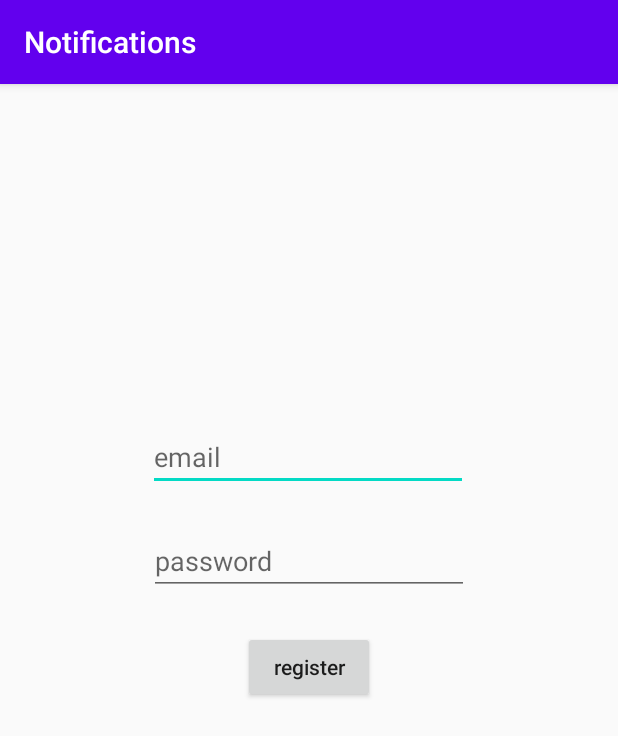
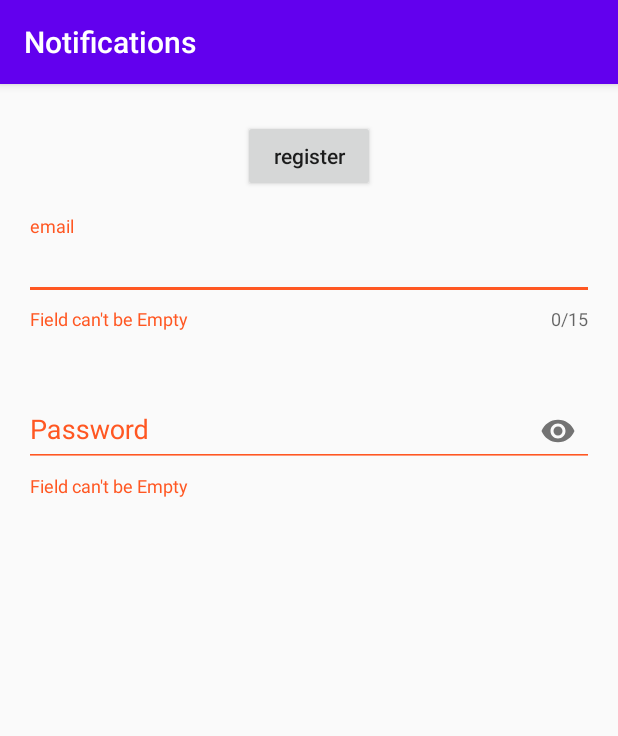
Before and after one commit to JavadSheikhsagha/Notifications, an Android app: the screen it shows after launch (MainActivity), after a tap on "register", on a phone screen of 412 x 824 dp. Shown: the top 736 px of the screen. Run offline under Robolectric (Android 15) with nearby library versions, the phone set to English and light mode, and no system bars; our stand-ins replace Firebase (no records; nobody signed in at launch, a user with empty details on screens opened directly).

Commit message:
First Push

```diff
--- a/app/build.gradle
+++ b/app/build.gradle
@@ -29,6 +29,7 @@ dependencies {
     implementation 'com.google.firebase:firebase-messaging:20.2.0'
     implementation 'com.google.firebase:firebase-auth:19.3.2'
     implementation 'com.google.firebase:firebase-database:16.0.3'
+    implementation 'com.google.android.material:material:1.2.0'
     testImplementation 'junit:junit:4.12'
     androidTestImplementation 'androidx.test.ext:junit:1.1.1'
     androidTestImplementation 'androidx.test.espresso:espresso-core:3.2.0'
--- a/app/src/main/java/jvd/ir/notifications/MainActivity.java
+++ b/app/src/main/java/jvd/ir/notifications/MainActivity.java
@@ -22,6 +22,7 @@ import android.widget.Toast;
 
 import com.google.android.gms.tasks.OnCompleteListener;
 import com.google.android.gms.tasks.Task;
+import com.google.android.material.textfield.TextInputLayout;
 import com.google.firebase.auth.AuthResult;
 import com.google.firebase.auth.FirebaseAuth;
 import com.google.firebase.auth.FirebaseAuthUserCollisionException;
@@ -40,8 +41,8 @@ public class MainActivity extends AppCompatActivity {
     private static final String ChannelName = "Simplified Coding";
     private static final String ChannelDescription = "all four types of notifications";
 
-    private EditText edtEmail,edtPassword;
     private Button btnRegister;
+    private TextInputLayout edtPass, edtEmail;
 
     private FirebaseAuth mAuth;
 
@@ -52,55 +53,92 @@ public class MainActivity extends AppCompatActivity {
         setContentView(R.layout.activity_main);
 
         mAuth = FirebaseAuth.getInstance();
+        edtEmail = findViewById(R.id.txt_input_email);
+        edtPass = findViewById(R.id.txt_input_password);
 
-        if (Build.VERSION.SDK_INT >= Build.VERSION_CODES.O){
-            NotificationChannel notificationChannel = new NotificationChannel(ChannelId,ChannelName, NotificationManager.IMPORTANCE_DEFAULT);
+        if (Build.VERSION.SDK_INT >= Build.VERSION_CODES.O) {
+            NotificationChannel notificationChannel = new NotificationChannel(ChannelId, ChannelName, NotificationManager.IMPORTANCE_DEFAULT);
             notificationChannel.setDescription(ChannelDescription);
             NotificationManager manager = getSystemService(NotificationManager.class);
             manager.createNotificationChannel(notificationChannel);
         }
 
-        edtEmail = findViewById(R.id.edt_email);
-        edtPassword = findViewById(R.id.edt_password);
         btnRegister = findViewById(R.id.btn_register);
+
 
         btnRegister.setOnClickListener(new View.OnClickListener() {
             @Override
             public void onClick(View v) {
-                displayNotification(MainActivity.this, "Titleeeeeeeee", "Bodyyyyyy", R.drawable.ic_baseline_accessibility_24);
-                createUser(edtEmail.getText().toString().trim(),edtPassword.getText().toString().trim());
+                if (!validateEmail() | !validatePassword()){
+                    Toast.makeText(MainActivity.this, "wrong", Toast.LENGTH_SHORT).show();
+                }else {
+
+                    String output = "Email : " + edtEmail.getEditText().getText().toString().trim() +
+                            "\n\t"+
+                            "Password : " + edtPass.getEditText().getText().toString();
+                    Toast.makeText(MainActivity.this, output, Toast.LENGTH_SHORT).show();
+                }
+
+                displayNotification(getApplicationContext(),"Notif","Notif Body Hey",R.drawable.background);
             }
         });
 
 
     }
 
+    private Boolean validatePassword(){
+        String password = edtPass.getEditText().getText().toString().trim();
+        if (password.isEmpty()) {
+            edtPass.setError("Field can't be Empty");
+            edtPass.setErrorEnabled(true);
+            return false;
+        }  else {
+            edtPass.setError(null);
+            return true;
+        }
+    }
+
+    private Boolean validateEmail(){
+        String email = edtEmail.getEditText().getText().toString().trim();
+        if (email.isEmpty()) {
+            edtEmail.setError("Field can't be Empty");
+            edtEmail.setErrorEnabled(true);
+            return false;
+        } else if (email.length() > 15) {
+            edtEmail.setError("cant be more than 15 chars");
+            edtEmail.setErrorEnabled(true);
+            return false;
+        } else {
+            edtEmail.setError(null);
+            return true;
+        }
+    }
+
     private void createUser(final String email, final String password) {
 
-        mAuth.createUserWithEmailAndPassword(email,password)
+        mAuth.createUserWithEmailAndPassword(email, password)
                 .addOnCompleteListener(new OnCompleteListener<AuthResult>() {
                     @Override
                     public void onComplete(@NonNull Task<AuthResult> task) {
-                if (task.isSuccessful()){
+                        if (task.isSuccessful()) {
                             //user Register
-                    Intent intent=new Intent(MainActivity.this,ProfileActivity.class);
+                            Intent intent = new Intent(MainActivity.this, ProfileActivity.class);
                             intent.addFlags(Intent.FLAG_ACTIVITY_NEW_TASK | Intent.FLAG_ACTIVITY_CLEAR_TASK);
                             startActivity(intent);
-                } else  {
-                    if (task.getException() instanceof FirebaseAuthUserCollisionException){
+                        } else {
+                            if (task.getException() instanceof FirebaseAuthUserCollisionException) {
                                 //user Login
-                        mAuth.signInWithEmailAndPassword(email,password)
+                                mAuth.signInWithEmailAndPassword(email, password)
                                         .addOnCompleteListener(new OnCompleteListener<AuthResult>() {
                                             @Override
                                             public void onComplete(@NonNull Task<AuthResult> task) {
                                                 Toast.makeText(MainActivity.this, "Hey Login Successful", Toast.LENGTH_SHORT).show();
-                                        Intent intent=new Intent(MainActivity.this,ProfileActivity.class);
+                                                Intent intent = new Intent(MainActivity.this, ProfileActivity.class);
                                                 intent.addFlags(Intent.FLAG_ACTIVITY_NEW_TASK | Intent.FLAG_ACTIVITY_CLEAR_TASK);
                                                 startActivity(intent);
                                             }
                                         });
-                    }
-                    else {
+                            } else {
                                 Toast.makeText(MainActivity.this, "Failed", Toast.LENGTH_SHORT).show();
                             }
                         }
@@ -111,8 +149,8 @@ public class MainActivity extends AppCompatActivity {
     @Override
     protected void onStart() {
         super.onStart();
-        if (mAuth.getCurrentUser() != null){
-            Intent intent=new Intent(MainActivity.this,ProfileActivity.class);
+        if (mAuth.getCurrentUser() != null) {
+            Intent intent = new Intent(MainActivity.this, ProfileActivity.class);
             intent.addFlags(Intent.FLAG_ACTIVITY_NEW_TASK | Intent.FLAG_ACTIVITY_CLEAR_TASK);
             startActivity(intent);
         }
--- a/app/src/main/java/jvd/ir/notifications/NotificationHelper.java
+++ b/app/src/main/java/jvd/ir/notifications/NotificationHelper.java
@@ -19,6 +19,8 @@ public class NotificationHelper {
     public static void displayNotification(Context context, String title, String body,int icon){
 
         Intent intent = new Intent(context,ProfileActivity.class);
+        Intent intent1 = new Intent(context,ProfileActivity.class);
+        intent1.putExtra("name","FUCKING SHIT");
 
         PendingIntent pendingIntent= PendingIntent.getActivity(
                 context,
@@ -26,6 +28,12 @@ public class NotificationHelper {
                 intent,
                 PendingIntent.FLAG_CANCEL_CURRENT
         );
+
+        PendingIntent pendingIntent1 = PendingIntent.getActivity(
+                context,
+                200,
+                intent1,
+                PendingIntent.FLAG_CANCEL_CURRENT);
 
         /*
         RemoteViews remoteViews= new RemoteViews(context.getPackageName(),R.layout.custom_push);
@@ -45,7 +53,8 @@ public class NotificationHelper {
                         .setContentText(body)
                         .setContentIntent(pendingIntent)
                         .setAutoCancel(true)
-                        .setPriority(NotificationCompat.PRIORITY_DEFAULT);
+                        .setPriority(NotificationCompat.PRIORITY_DEFAULT)
+                .addAction(new NotificationCompat.Action(R.drawable.ic_launcher_background,"MYTITLE",pendingIntent1));
 
         NotificationManagerCompat notificationManagerCompat = NotificationManagerCompat.from(context);
         notificationManagerCompat.notify(1,mBuilder.build());
--- a/app/src/main/java/jvd/ir/notifications/ProfileActivity.java
+++ b/app/src/main/java/jvd/ir/notifications/ProfileActivity.java
@@ -4,6 +4,7 @@ import androidx.annotation.NonNull;
 import androidx.appcompat.app.AppCompatActivity;
 
 import android.os.Bundle;
+import android.widget.Button;
 import android.widget.Toast;
 
 import com.google.android.gms.tasks.OnCompleteListener;
@@ -27,13 +28,18 @@ public class ProfileActivity extends AppCompatActivity {
 
         mAuth = FirebaseAuth.getInstance();
 
+        Button btn = findViewById(R.id.btn_profileActivity_title);
+        if (!getIntent().getStringExtra("name").isEmpty()){
+            btn.setText(getIntent().getStringExtra("name"));
+        }
+
         FirebaseInstanceId.getInstance().getInstanceId()
                 .addOnCompleteListener(new OnCompleteListener<InstanceIdResult>() {
                     @Override
                     public void onComplete(@NonNull Task<InstanceIdResult> task) {
                         if (task.isSuccessful()){
-                            String token = task.getResult().getToken();
-                            saveToken(token);
+                            //String token = task.getResult().getToken();
+                            //saveToken(token);
                         }else {
                             Toast.makeText(ProfileActivity.this, "No Token", Toast.LENGTH_SHORT).show();
                         }
@@ -43,9 +49,9 @@ public class ProfileActivity extends AppCompatActivity {
 
     private void saveToken(String token) {
 
-        String email = mAuth.getCurrentUser().getEmail();
+        //String email = mAuth.getCurrentUser().getEmail();
 
-        MyCustomModel model = new MyCustomModel(email,token);
+        //MyCustomModel model = new MyCustomModel(email,token);
 
 
 
--- a/app/src/main/res/layout/activity_main.xml
+++ b/app/src/main/res/layout/activity_main.xml
@@ -1,39 +1,15 @@
 <?xml version="1.0" encoding="utf-8"?>
-<androidx.constraintlayout.widget.ConstraintLayout xmlns:android="http://schemas.android.com/apk/res/android"
+<LinearLayout xmlns:android="http://schemas.android.com/apk/res/android"
     xmlns:app="http://schemas.android.com/apk/res-auto"
     xmlns:tools="http://schemas.android.com/tools"
     android:layout_width="match_parent"
     android:layout_height="match_parent"
+    android:orientation="vertical"
     tools:context=".MainActivity">
 
 
-    <EditText
-        android:id="@+id/edt_email"
-        android:layout_width="wrap_content"
-        android:layout_height="wrap_content"
-        android:ems="10"
-        android:hint="email"
-        android:inputType="textEmailAddress"
-        app:layout_constraintBottom_toBottomOf="parent"
-        app:layout_constraintEnd_toEndOf="parent"
-        app:layout_constraintHorizontal_bias="0.497"
-        app:layout_constraintStart_toStartOf="parent"
-        app:layout_constraintTop_toTopOf="parent"
-        app:layout_constraintVertical_bias="0.313" />
-
-    <EditText
-        android:id="@+id/edt_password"
-        android:layout_width="wrap_content"
-        android:layout_height="wrap_content"
-        android:layout_marginTop="24dp"
-        android:ems="10"
-        android:hint="password"
-        android:inputType="textPassword"
-        app:layout_constraintEnd_toEndOf="parent"
-        app:layout_constraintStart_toStartOf="parent"
-        app:layout_constraintTop_toBottomOf="@+id/edt_email" />
-
     <Button
+        android:layout_gravity="center"
         android:id="@+id/btn_register"
         android:layout_width="wrap_content"
         android:layout_height="wrap_content"
@@ -42,5 +18,43 @@
         android:textAllCaps="false"
         app:layout_constraintEnd_toEndOf="parent"
         app:layout_constraintStart_toStartOf="parent"
-        app:layout_constraintTop_toBottomOf="@+id/edt_password" />
-</androidx.constraintlayout.widget.ConstraintLayout>
+        />
+
+
+    <com.google.android.material.textfield.TextInputLayout
+        android:padding="16dp"
+        android:id="@+id/txt_input_email"
+        app:errorEnabled="true"
+        app:counterEnabled="true"
+        app:counterMaxLength="15"
+        android:layout_width="match_parent"
+        android:layout_height="wrap_content">
+
+        <com.google.android.material.textfield.TextInputEditText
+            android:layout_width="match_parent"
+            android:layout_height="wrap_content"
+            android:inputType="textEmailAddress"
+            android:hint="email"
+            />
+
+    </com.google.android.material.textfield.TextInputLayout>
+
+    <com.google.android.material.textfield.TextInputLayout
+        android:padding="16dp"
+        android:id="@+id/txt_input_password"
+        app:errorEnabled="true"
+        app:passwordToggleEnabled="true"
+        android:layout_width="match_parent"
+        android:layout_height="wrap_content">
+
+        <com.google.android.material.textfield.TextInputEditText
+            android:layout_width="match_parent"
+            android:layout_height="wrap_content"
+            android:inputType="textPassword"
+            android:hint="Password"
+            />
+
+    </com.google.android.material.textfield.TextInputLayout>
+
+
+</LinearLayout>
--- a/app/src/main/res/layout/activity_profile.xml
+++ b/app/src/main/res/layout/activity_profile.xml
@@ -6,4 +6,14 @@
     android:layout_height="match_parent"
     tools:context=".ProfileActivity">
 
+    <Button
+        android:id="@+id/btn_profileActivity_title"
+        android:layout_width="wrap_content"
+        android:layout_height="wrap_content"
+        android:text="hey"
+        app:layout_constraintBottom_toBottomOf="parent"
+        app:layout_constraintEnd_toEndOf="parent"
+        app:layout_constraintStart_toStartOf="parent"
+        app:layout_constraintTop_toTopOf="parent" />
+
 </androidx.constraintlayout.widget.ConstraintLayout>
```
Lines whose indentation alone changed are shown as unchanged.
